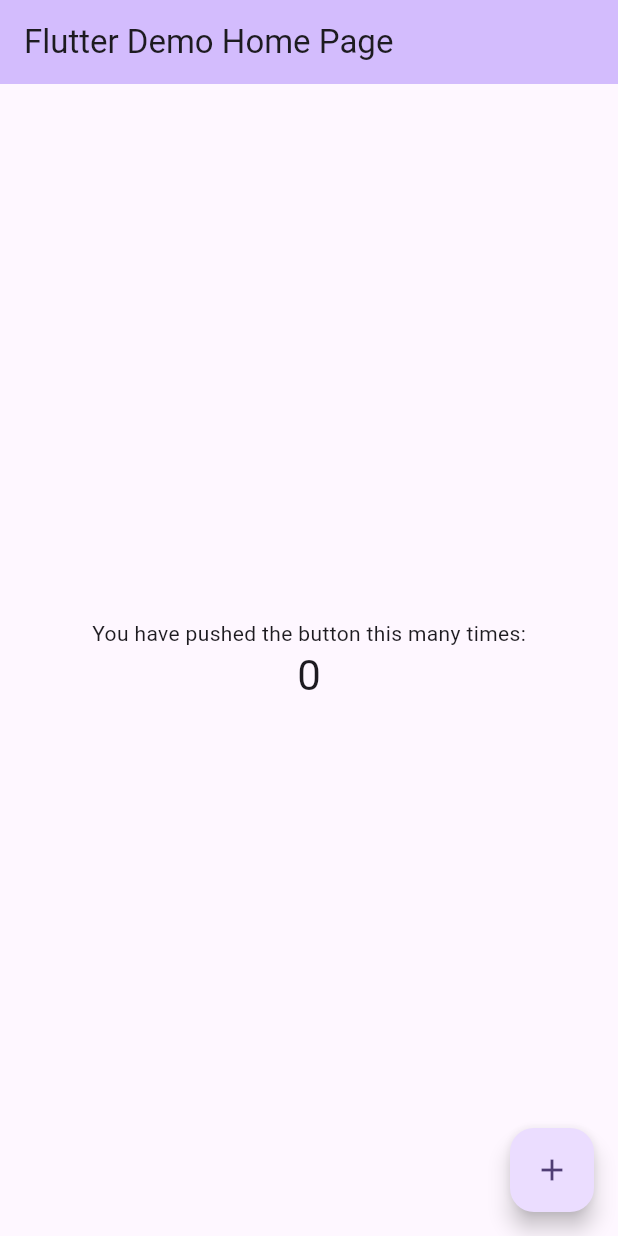
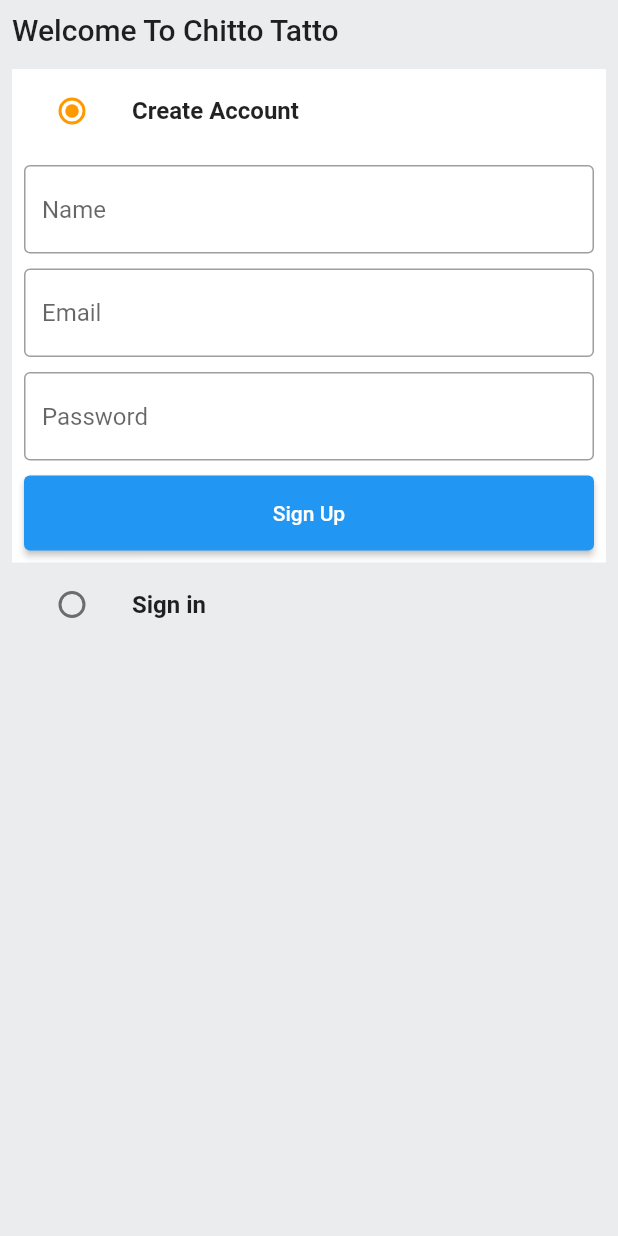
Before and after one commit to av3nd/Chitto-Tatto-Mobile-App, a Flutter app: the screen it shows after launch, on a phone screen of 412 x 824 dp. Run offline on Flutter 3.47's test engine with Material 2 defaults, Android fonts, the phone set to English and light mode, and no system bars.

Commit message:
login registration page made

```diff
--- /dev/null
+++ b/lib/app.dart
@@ -0,0 +1,17 @@
+import 'package:chittotato/view/auth_screen.dart';
+import 'package:flutter/material.dart';
+
+class MyApp extends StatelessWidget {
+  const MyApp({super.key});
+
+  @override
+  Widget build(BuildContext context) {
+    return MaterialApp(
+      debugShowCheckedModeBanner: false,
+      initialRoute: '/',
+      routes: {
+        '/': (context) => const AuthScreen(),
+      },
+    );
+  }
+}
--- /dev/null
+++ b/lib/common/widgets/custom_button.dart
@@ -0,0 +1,20 @@
+import 'package:flutter/material.dart';
+
+class CustomButton extends StatelessWidget {
+  final String text;
+  final VoidCallback onTap;
+  const CustomButton({super.key, required this.text, required this.onTap});
+
+  @override
+  Widget build(BuildContext context) {
+    return ElevatedButton(
+      style: ElevatedButton.styleFrom(
+        minimumSize: const Size(double.infinity, 50),
+      ),
+      onPressed: onTap,
+      child: Text(
+        text,
+      ),
+    );
+  }
+}
--- /dev/null
+++ b/lib/common/widgets/custom_textfield.dart
@@ -0,0 +1,37 @@
+import 'package:flutter/material.dart';
+
+class CustomTextField extends StatelessWidget {
+  final TextEditingController controller;
+  final String hintText;
+  final int maxLines;
+  const CustomTextField({
+    Key? key,
+    required this.controller,
+    required this.hintText,
+    this.maxLines = 1,
+  }) : super(key: key);
+
+  @override
+  Widget build(BuildContext context) {
+    return TextFormField(
+      controller: controller,
+      decoration: InputDecoration(
+          hintText: hintText,
+          border: const OutlineInputBorder(
+              borderSide: BorderSide(
+            color: Colors.black38,
+          )),
+          enabledBorder: const OutlineInputBorder(
+              borderSide: BorderSide(
+            color: Colors.black38,
+          ))),
+      validator: (val) {
+        if (val == null || val.isEmpty) {
+          return 'Enter your $hintText';
+        }
+        return null;
+      },
+      maxLines: maxLines,
+    );
+  }
+}
--- /dev/null
+++ b/lib/constants/global_variables.dart
@@ -0,0 +1,20 @@
+import "package:flutter/material.dart";
+
+String uri = 'http://10.0.2.2:3001';
+
+class GlobalVariables {
+  // COLORS
+  static const appBarGradient = LinearGradient(
+    colors: [
+      Color.fromARGB(255, 29, 201, 192),
+      Color.fromARGB(255, 125, 221, 216),
+    ],
+    stops: [0.5, 1.0],
+  );
+
+  static const secondaryColor = Color.fromRGBO(255, 153, 0, 1);
+  static const backgroundColor = Colors.white;
+  static const Color greyBackgroundColor = Color(0xffebecee);
+  static var selectedNavBarColor = Colors.cyan[800]!;
+  static const unselectedNavBarColor = Colors.black87;
+}
--- a/lib/main.dart
+++ b/lib/main.dart
@@ -1,125 +1,6 @@
+import 'package:chittotato/app.dart';
 import 'package:flutter/material.dart';
 
 void main() {
   runApp(const MyApp());
 }
-
-class MyApp extends StatelessWidget {
-  const MyApp({super.key});
-
-  // This widget is the root of your application.
-  @override
-  Widget build(BuildContext context) {
-    return MaterialApp(
-      title: 'Flutter Demo',
-      theme: ThemeData(
-        // This is the theme of your application.
-        //
-        // TRY THIS: Try running your application with "flutter run". You'll see
-        // the application has a blue toolbar. Then, without quitting the app,
-        // try changing the seedColor in the colorScheme below to Colors.green
-        // and then invoke "hot reload" (save your changes or press the "hot
-        // reload" button in a Flutter-supported IDE, or press "r" if you used
-        // the command line to start the app).
-        //
-        // Notice that the counter didn't reset back to zero; the application
-        // state is not lost during the reload. To reset the state, use hot
-        // restart instead.
-        //
-        // This works for code too, not just values: Most code changes can be
-        // tested with just a hot reload.
-        colorScheme: ColorScheme.fromSeed(seedColor: Colors.deepPurple),
-        useMaterial3: true,
-      ),
-      home: const MyHomePage(title: 'Flutter Demo Home Page'),
-    );
-  }
-}
-
-class MyHomePage extends StatefulWidget {
-  const MyHomePage({super.key, required this.title});
-
-  // This widget is the home page of your application. It is stateful, meaning
-  // that it has a State object (defined below) that contains fields that affect
-  // how it looks.
-
-  // This class is the configuration for the state. It holds the values (in this
-  // case the title) provided by the parent (in this case the App widget) and
-  // used by the build method of the State. Fields in a Widget subclass are
-  // always marked "final".
-
-  final String title;
-
-  @override
-  State<MyHomePage> createState() => _MyHomePageState();
-}
-
-class _MyHomePageState extends State<MyHomePage> {
-  int _counter = 0;
-
-  void _incrementCounter() {
-    setState(() {
-      // This call to setState tells the Flutter framework that something has
-      // changed in this State, which causes it to rerun the build method below
-      // so that the display can reflect the updated values. If we changed
-      // _counter without calling setState(), then the build method would not be
-      // called again, and so nothing would appear to happen.
-      _counter++;
-    });
-  }
-
-  @override
-  Widget build(BuildContext context) {
-    // This method is rerun every time setState is called, for instance as done
-    // by the _incrementCounter method above.
-    //
-    // The Flutter framework has been optimized to make rerunning build methods
-    // fast, so that you can just rebuild anything that needs updating rather
-    // than having to individually change instances of widgets.
-    return Scaffold(
-      appBar: AppBar(
-        // TRY THIS: Try changing the color here to a specific color (to
-        // Colors.amber, perhaps?) and trigger a hot reload to see the AppBar
-        // change color while the other colors stay the same.
-        backgroundColor: Theme.of(context).colorScheme.inversePrimary,
-        // Here we take the value from the MyHomePage object that was created by
-        // the App.build method, and use it to set our appbar title.
-        title: Text(widget.title),
-      ),
-      body: Center(
-        // Center is a layout widget. It takes a single child and positions it
-        // in the middle of the parent.
-        child: Column(
-          // Column is also a layout widget. It takes a list of children and
-          // arranges them vertically. By default, it sizes itself to fit its
-          // children horizontally, and tries to be as tall as its parent.
-          //
-          // Column has various properties to control how it sizes itself and
-          // how it positions its children. Here we use mainAxisAlignment to
-          // center the children vertically; the main axis here is the vertical
-          // axis because Columns are vertical (the cross axis would be
-          // horizontal).
-          //
-          // TRY THIS: Invoke "debug painting" (choose the "Toggle Debug Paint"
-          // action in the IDE, or press "p" in the console), to see the
-          // wireframe for each widget.
-          mainAxisAlignment: MainAxisAlignment.center,
-          children: <Widget>[
-            const Text(
-              'You have pushed the button this many times:',
-            ),
-            Text(
-              '$_counter',
-              style: Theme.of(context).textTheme.headlineMedium,
-            ),
-          ],
-        ),
-      ),
-      floatingActionButton: FloatingActionButton(
-        onPressed: _incrementCounter,
-        tooltip: 'Increment',
-        child: const Icon(Icons.add),
-      ), // This trailing comma makes auto-formatting nicer for build methods.
-    );
-  }
-}
--- /dev/null
+++ b/lib/view/auth_screen.dart
@@ -0,0 +1,173 @@
+import 'package:chittotato/common/widgets/custom_button.dart';
+import 'package:chittotato/common/widgets/custom_textfield.dart';
+import 'package:chittotato/constants/global_variables.dart';
+import 'package:flutter/material.dart';
+
+enum Auth {
+  signin,
+  signup,
+}
+
+class AuthScreen extends StatefulWidget {
+  static const String routeName = '/auth-screen';
+  const AuthScreen({super.key});
+
+  @override
+  State<AuthScreen> createState() => _AuthScreenState();
+}
+
+class _AuthScreenState extends State<AuthScreen> {
+  Auth _auth = Auth.signup;
+  final _singUpFormKey = GlobalKey<FormState>();
+  final _singInFormKey = GlobalKey<FormState>();
+
+  final TextEditingController _emailController = TextEditingController();
+  final TextEditingController _passwordController = TextEditingController();
+  final TextEditingController _nameController = TextEditingController();
+
+  @override
+  void dispose() {
+    super.dispose();
+    _emailController.dispose();
+    _passwordController.dispose();
+    _nameController.dispose();
+  }
+
+  @override
+  Widget build(BuildContext context) {
+    return Scaffold(
+      backgroundColor: GlobalVariables.greyBackgroundColor,
+      body: SafeArea(
+        child: Padding(
+          padding: const EdgeInsets.all(8.0),
+          child: Column(
+            crossAxisAlignment: CrossAxisAlignment.start,
+            children: [
+              const Text(
+                'Welcome To Chitto Tatto',
+                style: TextStyle(
+                  fontSize: 20,
+                  fontWeight: FontWeight.w500,
+                ),
+              ),
+              SizedBox(
+                height: 15,
+              ),
+              // create account
+              ListTile(
+                tileColor: _auth == Auth.signup
+                    ? GlobalVariables.backgroundColor
+                    : GlobalVariables.greyBackgroundColor,
+                title: const Text(
+                  'Create Account',
+                  style: TextStyle(
+                    fontWeight: FontWeight.bold,
+                  ),
+                ),
+                leading: Radio(
+                  activeColor: GlobalVariables.secondaryColor,
+                  value: Auth.signup,
+                  groupValue: _auth,
+                  onChanged: (Auth? val) {
+                    setState(() {
+                      _auth = val!;
+                    });
+                  },
+                ),
+              ),
+              if (_auth == Auth.signup)
+                Container(
+                  padding: const EdgeInsets.all(8),
+                  color: GlobalVariables.backgroundColor,
+                  child: Form(
+                    key: _singUpFormKey,
+                    child: Column(
+                      children: [
+                        CustomTextField(
+                          controller: _nameController,
+                          hintText: 'Name',
+                        ),
+                        const SizedBox(
+                          height: 10,
+                        ),
+                        CustomTextField(
+                          controller: _emailController,
+                          hintText: 'Email',
+                        ),
+                        const SizedBox(
+                          height: 10,
+                        ),
+                        CustomTextField(
+                          controller: _passwordController,
+                          hintText: 'Password',
+                        ),
+                        const SizedBox(
+                          height: 10,
+                        ),
+                        CustomButton(
+                          text: "Sign Up",
+                          onTap: () {},
+                        )
+                      ],
+                    ),
+                  ),
+                ),
+              //signin
+              ListTile(
+                tileColor: _auth == Auth.signin
+                    ? GlobalVariables.backgroundColor
+                    : GlobalVariables.greyBackgroundColor,
+                title: const Text(
+                  'Sign in',
+                  style: TextStyle(
+                    fontWeight: FontWeight.bold,
+                  ),
+                ),
+                leading: Radio(
+                  activeColor: GlobalVariables.secondaryColor,
+                  value: Auth.signin,
+                  groupValue: _auth,
+                  onChanged: (Auth? val) {
+                    setState(() {
+                      _auth = val!;
+                    });
+                  },
+                ),
+              ),
+              if (_auth == Auth.signin)
+                Container(
+                  padding: const EdgeInsets.all(8),
+                  color: GlobalVariables.backgroundColor,
+                  child: Form(
+                    key: _singInFormKey,
+                    child: Column(
+                      children: [
+                        CustomTextField(
+                          controller: _emailController,
+                          hintText: 'Email',
+                        ),
+                        const SizedBox(
+                          height: 10,
+                        ),
+                        CustomTextField(
+                          controller: _passwordController,
+                          hintText: 'Password',
+                        ),
+                        const SizedBox(
+                          height: 10,
+                        ),
+                        CustomButton(
+                          text: "Sign in",
+                          onTap: () {},
+                        )
+                      ],
+                    ),
+                  ),
+                ),
+            ],
+          ),
+        ),
+      ),
+    );
+  }
+}
--- /dev/null
+++ b/lib/view/dashboard_screen.dart
@@ -0,0 +1,15 @@
+import 'package:flutter/material.dart';
+
+class DashboardScreen extends StatefulWidget {
+  const DashboardScreen({super.key});
+
+  @override
+  State<DashboardScreen> createState() => _DashboardScreenState();
+}
+
+class _DashboardScreenState extends State<DashboardScreen> {
+  @override
+  Widget build(BuildContext context) {
+    return Container();
+  }
+}
```
